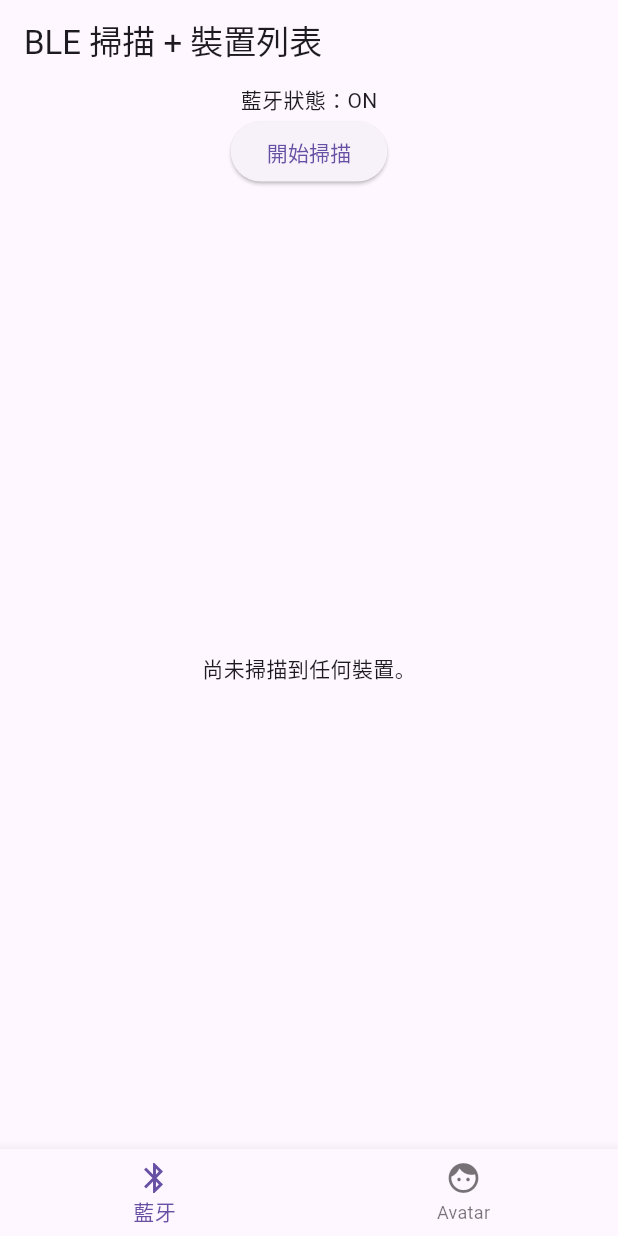
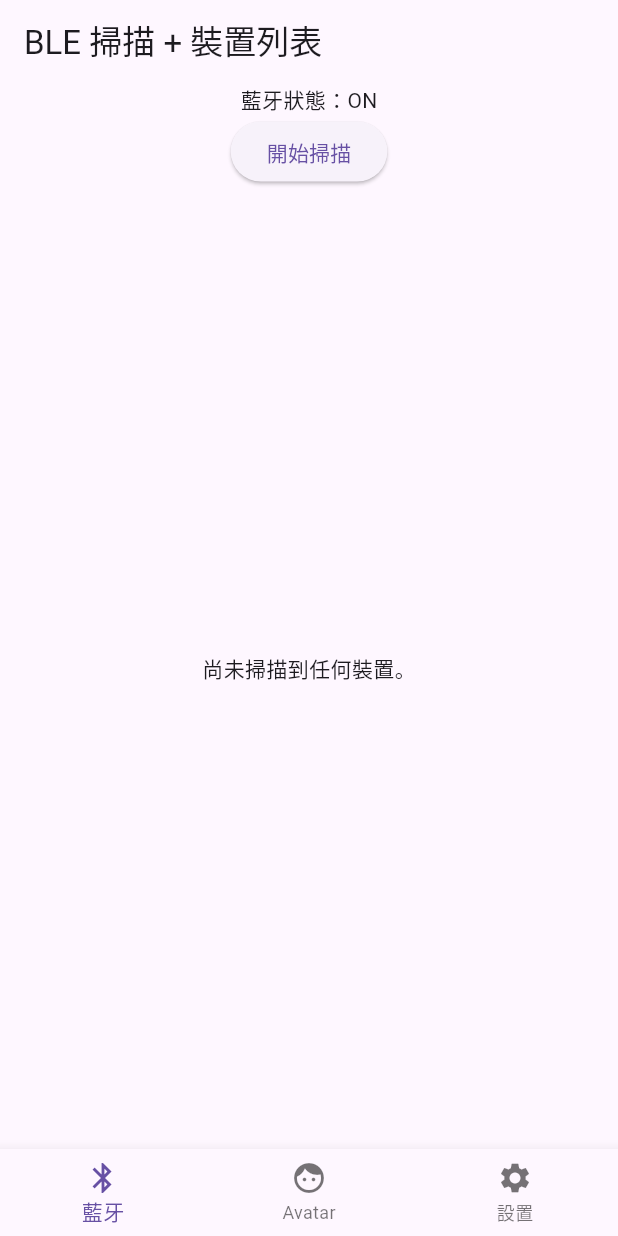
Before and after one commit to JSK1379/generater, a Flutter app: the screen it shows after launch, on a phone screen of 412 x 824 dp. Run offline on Flutter 3.47's test engine with Material 3 defaults, Android fonts, the phone set to English and light mode, and no system bars; our stand-ins replace flutter_blue_plus, permission_handler.

Commit message:
增加"設置"分頁

```diff
--- a/social/flutter_ble_test/lib/main.dart
+++ b/social/flutter_ble_test/lib/main.dart
@@ -29,10 +29,12 @@ class _MainTabPageState extends State<MainTabPage> {
   final List<Widget> _pages = const [
     BleScanBody(),
     AvatarPage(),
+    SettingsPage(),
   ];
   final List<BottomNavigationBarItem> _items = const [
     BottomNavigationBarItem(icon: Icon(Icons.bluetooth), label: '藍牙'),
     BottomNavigationBarItem(icon: Icon(Icons.face), label: 'Avatar'),
+    BottomNavigationBarItem(icon: Icon(Icons.settings), label: '設置'),
   ];
 
   @override
@@ -206,3 +208,16 @@ class _BleScanBodyState extends State<BleScanBody> {
     ]),
   );
 }
+
+// 新增設置分頁頁面
+class SettingsPage extends StatelessWidget {
+  const SettingsPage({super.key});
+
+  @override
+  Widget build(BuildContext context) {
+    return Scaffold(
+      appBar: AppBar(title: const Text('設置')),
+      body: const Center(child: Text('這裡是設置分頁')),
+    );
+  }
+}
```
